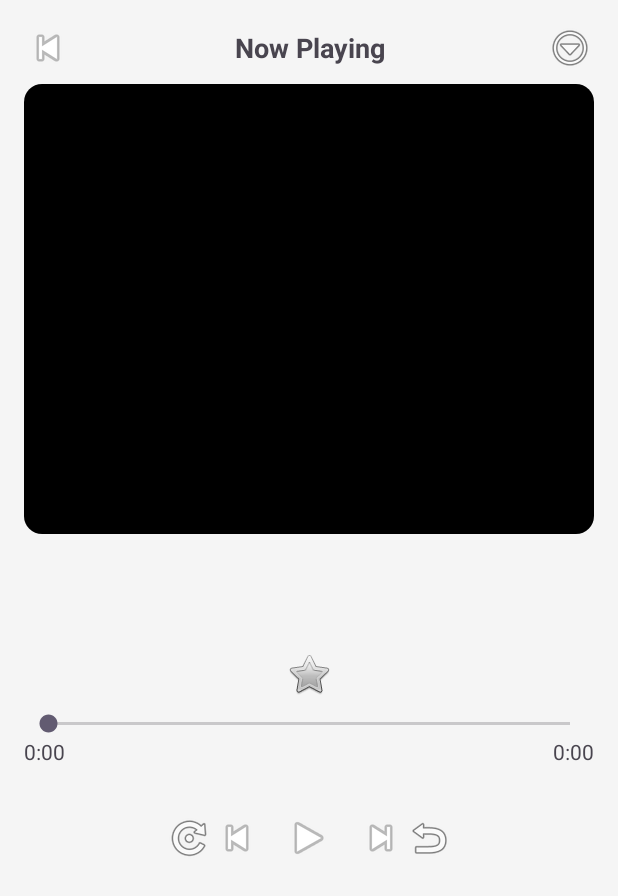
After one commit to andrianbaros/PlayMood, an Android app: the MusicPlayerActivity screen opened directly, with no data from a screen before it, on a phone screen of 412 x 824 dp. The commit adds this screen. Shown: the top 896 px of the screen. Run offline under Robolectric (Android 15) with nearby library versions, the phone set to English and light mode, and no system bars; pictures from the network do not load.

Commit message:
fitur play musik
1 + 1 = 2

```diff
--- /dev/null
+++ b/app/src/main/java/com/example/playmood/MusicPlayerActivity.java
@@ -0,0 +1,161 @@
+package com.example.playmood;
+
+import android.content.Intent;
+import android.media.AudioAttributes;
+import android.media.MediaPlayer;
+import android.os.Bundle;
+import android.os.Handler;
+import android.widget.ImageButton;
+import android.widget.ImageView;
+import android.widget.SeekBar;
+import android.widget.TextView;
+
+import androidx.annotation.Nullable;
+import androidx.appcompat.app.AppCompatActivity;
+
+import com.bumptech.glide.Glide;
+
+import java.io.IOException;
+
+public class MusicPlayerActivity extends AppCompatActivity {
+
+    private ImageView albumArt;
+    private TextView songTitle, songArtist, startTimeText, endTimeText;
+    private ImageButton btnPlayPause;
+    private SeekBar seekBar;
+
+    private MediaPlayer mediaPlayer;
+    private boolean isPlaying = false;
+    private Handler handler = new Handler();
+    private Runnable updateSeekBar;
+
+    private String songUrl;
+
+    @Override
+    protected void onCreate(@Nullable Bundle savedInstanceState) {
+        super.onCreate(savedInstanceState);
+        setContentView(R.layout.music_player);
+
+        // Inisialisasi view
+        albumArt = findViewById(R.id.albumArt);
+        songTitle = findViewById(R.id.songTitle);
+        songArtist = findViewById(R.id.songArtist);
+        btnPlayPause = findViewById(R.id.btnPlayPause);
+        seekBar = findViewById(R.id.seekBar);
+        startTimeText = findViewById(R.id.startTime);
+        endTimeText = findViewById(R.id.endTime);
+
+        // Ambil data dari intent
+        Intent intent = getIntent();
+        String title = intent.getStringExtra("TITLE");
+        String artist = intent.getStringExtra("ARTIST");
+        String coverUrl = intent.getStringExtra("COVER");
+        songUrl = intent.getStringExtra("SONGURL");
+
+        // Tampilkan data
+        songTitle.setText(title);
+        songArtist.setText(artist);
+
+        Glide.with(this)
+                .load(coverUrl)
+                .placeholder(R.drawable.rounded_image_background)
+                .centerCrop()
+                .into(albumArt);
+
+        // Tombol play/pause
+        btnPlayPause.setOnClickListener(v -> {
+            if (isPlaying) {
+                pauseMusic();
+            } else {
+                playMusic();
+            }
+        });
+
+        // SeekBar interaction
+        seekBar.setOnSeekBarChangeListener(new SeekBar.OnSeekBarChangeListener() {
+            @Override public void onProgressChanged(SeekBar seekBar, int progress, boolean fromUser) {
+                if (fromUser && mediaPlayer != null) {
+                    mediaPlayer.seekTo(progress);
+                }
+            }
+
+            @Override public void onStartTrackingTouch(SeekBar seekBar) {}
+            @Override public void onStopTrackingTouch(SeekBar seekBar) {}
+        });
+
+        // Tombol kembali
+        findViewById(R.id.btnBack).setOnClickListener(v -> onBackPressed());
+
+        // Kosongkan dulu tombol lain
+        findViewById(R.id.btnNext).setOnClickListener(v -> {});
+        findViewById(R.id.btnPrevious).setOnClickListener(v -> {});
+        findViewById(R.id.btnShuffle).setOnClickListener(v -> {});
+        findViewById(R.id.btnRepeat).setOnClickListener(v -> {});
+    }
+
+    private void playMusic() {
+        isPlaying = true;
+        btnPlayPause.setImageResource(android.R.drawable.ic_media_pause);
+
+        if (mediaPlayer == null) {
+            mediaPlayer = new MediaPlayer();
+            try {
+                mediaPlayer.setAudioAttributes(new AudioAttributes.Builder()
+                        .setContentType(AudioAttributes.CONTENT_TYPE_MUSIC)
+                        .setUsage(AudioAttributes.USAGE_MEDIA)
+                        .build());
+
+                mediaPlayer.setDataSource(songUrl);
+                mediaPlayer.setOnPreparedListener(mp -> {
+                    mediaPlayer.start();
+                    int duration = mediaPlayer.getDuration();
+                    seekBar.setMax(duration);
+                    endTimeText.setText(formatTime(duration));
+
+                    updateSeekBar = new Runnable() {
+                        @Override
+                        public void run() {
+                            if (mediaPlayer != null) {
+                                int current = mediaPlayer.getCurrentPosition();
+                                seekBar.setProgress(current);
+                                startTimeText.setText(formatTime(current));
+                                handler.postDelayed(this, 500);
+                            }
+                        }
+                    };
+                    handler.postDelayed(updateSeekBar, 0);
+                });
+                mediaPlayer.prepareAsync();
+
+            } catch (IOException e) {
+                e.printStackTrace();
+            }
+        } else {
+            mediaPlayer.start();
+        }
+    }
+
+    private void pauseMusic() {
+        isPlaying = false;
+        btnPlayPause.setImageResource(android.R.drawable.ic_media_play);
+        if (mediaPlayer != null) {
+            mediaPlayer.pause();
+        }
+    }
+
+    private String formatTime(int millis) {
+        int minutes = (millis / 1000) / 60;
+        int seconds = (millis / 1000) % 60;
+        return String.format("%d:%02d", minutes, seconds);
+    }
+
+    @Override
+    protected void onDestroy() {
+        if (mediaPlayer != null) {
+            handler.removeCallbacks(updateSeekBar);
+            mediaPlayer.release();
+            mediaPlayer = null;
+        }
+        super.onDestroy();
+    }
+}
--- /dev/null
+++ b/app/src/main/res/drawable/rounded_image_background.xml
@@ -0,0 +1,8 @@
+<?xml version="1.0" encoding="utf-8"?>
+<shape xmlns:android="http://schemas.android.com/apk/res/android"
+    android:shape="rectangle">
+
+    <solid android:color="@color/black" /> <!-- Transparan -->
+    <corners android:radius="12dp" />  <!-- Radius sudut -->
+
+</shape>
--- /dev/null
+++ b/app/src/main/res/layout/music_player.xml
@@ -0,0 +1,159 @@
+<?xml version="1.0" encoding="utf-8"?>
+<ScrollView
+    xmlns:android="http://schemas.android.com/apk/res/android"
+    android:layout_width="match_parent"
+    android:layout_height="match_parent"
+    android:background="#F5F5F5">
+
+    <LinearLayout
+        android:layout_width="match_parent"
+        android:layout_height="wrap_content"
+        android:orientation="vertical"
+        android:padding="16dp">
+
+        <!-- Header -->
+        <LinearLayout
+            android:layout_width="match_parent"
+            android:layout_height="wrap_content"
+            android:orientation="horizontal"
+            android:gravity="center_vertical"
+            android:paddingBottom="8dp">
+
+            <ImageButton
+                android:id="@+id/btnBack"
+                android:layout_width="wrap_content"
+                android:layout_height="wrap_content"
+                android:src="@android:drawable/ic_media_previous"
+                android:background="@android:color/transparent" />
+
+            <TextView
+                android:layout_width="0dp"
+                android:layout_height="wrap_content"
+                android:layout_weight="1"
+                android:text="Now Playing"
+                android:textAlignment="center"
+                android:textSize="18sp"
+                android:textStyle="bold" />
+
+            <ImageButton
+                android:id="@+id/btnMenu"
+                android:layout_width="wrap_content"
+                android:layout_height="wrap_content"
+                android:src="@android:drawable/ic_menu_more"
+                android:background="@android:color/transparent" />
+        </LinearLayout>
+
+        <!-- Album Art -->
+        <ImageView
+            android:id="@+id/albumArt"
+            android:layout_width="match_parent"
+            android:layout_height="300dp"
+            android:scaleType="centerCrop"
+            android:src="@drawable/rounded_image_background" />
+
+        <!-- Title & Artist -->
+        <TextView
+            android:id="@+id/songTitle"
+            android:layout_width="match_parent"
+            android:layout_height="wrap_content"
+            android:text="Judul Lagu"
+            android:textSize="20sp"
+            android:textStyle="bold"
+            android:paddingTop="12dp"
+            android:gravity="center" />
+
+        <TextView
+            android:id="@+id/songArtist"
+            android:layout_width="match_parent"
+            android:layout_height="wrap_content"
+            android:text="Nama Artis"
+            android:textSize="16sp"
+            android:textColor="#777777"
+            android:paddingBottom="8dp"
+            android:gravity="center" />
+
+        <!-- Favorite Button -->
+        <ImageButton
+            android:id="@+id/btnFavorite"
+            android:layout_width="wrap_content"
+            android:layout_height="wrap_content"
+            android:src="@android:drawable/btn_star_big_off"
+            android:background="@android:color/transparent"
+            android:layout_gravity="center_horizontal"
+            android:padding="8dp" />
+
+        <!-- Seek Bar -->
+        <SeekBar
+            android:id="@+id/seekBar"
+            android:layout_width="match_parent"
+            android:layout_height="wrap_content" />
+
+        <!-- Time Labels -->
+        <LinearLayout
+            android:layout_width="match_parent"
+            android:layout_height="wrap_content"
+            android:orientation="horizontal"
+            android:paddingBottom="8dp">
+
+            <TextView
+                android:id="@+id/startTime"
+                android:layout_width="wrap_content"
+                android:layout_height="wrap_content"
+                android:text="0:00" />
+
+            <TextView
+                android:id="@+id/endTime"
+                android:layout_width="wrap_content"
+                android:layout_height="wrap_content"
+                android:text="0:00"
+                android:layout_weight="1"
+                android:gravity="end" />
+        </LinearLayout>
+
+        <!-- Playback Controls -->
+        <LinearLayout
+            android:layout_width="match_parent"
+            android:layout_height="wrap_content"
+            android:orientation="horizontal"
+            android:gravity="center"
+            android:paddingTop="8dp">
+
+            <ImageButton
+                android:id="@+id/btnShuffle"
+                android:layout_width="wrap_content"
+                android:layout_height="wrap_content"
+                android:src="@android:drawable/ic_menu_rotate"
+                android:background="@android:color/transparent" />
+
+            <ImageButton
+                android:id="@+id/btnPrevious"
+                android:layout_width="wrap_content"
+                android:layout_height="wrap_content"
+                android:src="@android:drawable/ic_media_previous"
+                android:background="@android:color/transparent" />
+
+            <ImageButton
+                android:id="@+id/btnPlayPause"
+                android:layout_width="64dp"
+                android:layout_height="64dp"
+                android:background="@android:color/transparent"
+                android:src="@android:drawable/ic_media_play"
+                 />
+
+            <ImageButton
+                android:id="@+id/btnNext"
+                android:layout_width="wrap_content"
+                android:layout_height="wrap_content"
+                android:src="@android:drawable/ic_media_next"
+                android:background="@android:color/transparent" />
+
+            <ImageButton
+                android:id="@+id/btnRepeat"
+                android:layout_width="wrap_content"
+                android:layout_height="wrap_content"
+                android:src="@android:drawable/ic_menu_revert"
+                android:background="@android:color/transparent" />
+        </LinearLayout>
+
+    </LinearLayout>
+</ScrollView>
--- a/app/src/main/res/values/colors.xml
+++ b/app/src/main/res/values/colors.xml
@@ -10,4 +10,5 @@
     <color name="lavender">#B692F7</color>
     <color name="hijau">#42C83C</color>
     <color name="abu">#999999</color>
+
 </resources>
```
Also changed, not shown: app/build.gradle.kts (+10 -5 lines), app/src/main/AndroidManifest.xml (+12 -18 lines), app/src/main/java/com/example/playmood/model/AlbumModel.java (added, +25 -0 lines), app/src/main/java/com/example/playmood/model/ApiClient.java (added, +19 -0 lines), app/src/main/java/com/example/playmood/model/SupabaseService.java (added, +16 -0 lines), app/src/main/java/com/example/playmood/presenter/HomePresenter.java (+39 -0 lines), app/src/main/java/com/example/playmood/presenter/contract/HomeContract.java (+8 -0 lines), app/src/main/java/com/example/playmood/view/HomeFragment.java (+57 -45 lines), app/src/main/res/drawable/circle_white_bg.xml (added, +18 -0 lines), app/src/main/res/layout/fragment_home.xml (+22 -66 lines), app/src/main/res/layout/item_album.xml (added, +47 -0 lines), app/src/main/res/values/styles.xml (added, +9 -0 lines).
